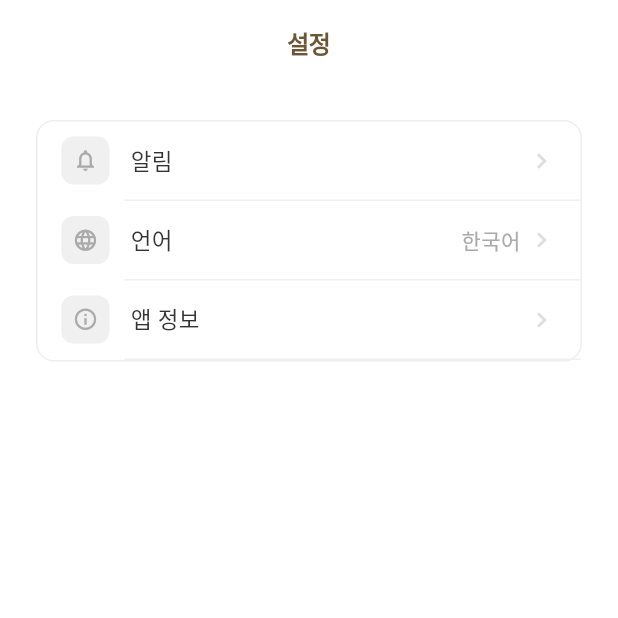
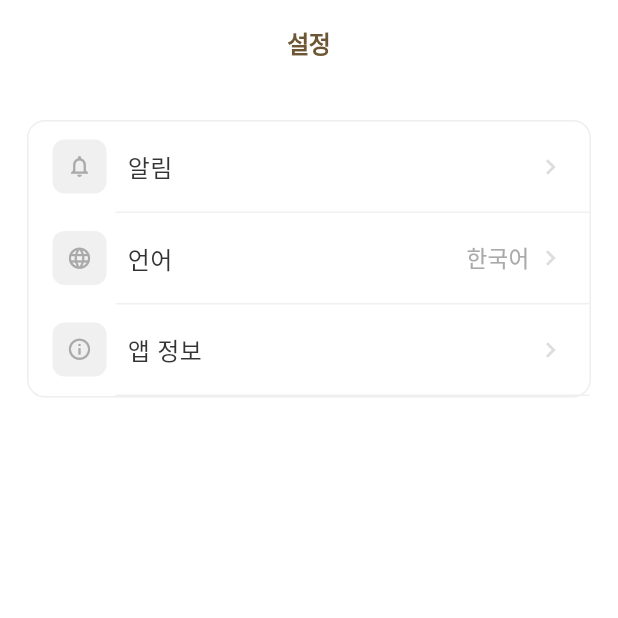
Before and after one commit to kahki9904-bit/zgum, a Flutter app: the UserRoomScreen screen opened directly, after a tap on the "settings" icon, on a phone screen of 412 x 824 dp, the top half of it. Run offline on Flutter 3.47's test engine with Material 3 defaults, Android fonts, the phone set to English and light mode, and no system bars; our stand-ins replace cloud_firestore, dio, equatable, firebase_auth, firebase_core, firebase_messaging and 16 more; accounts and stored records are empty; network calls fail.

Commit message:
Z:GUM 81차 커밋 — Noto Sans KR 폰트 전환·팝업 구조 개편·아이폰 UI 정밀 조정
Co-Authored-By: Claude Sonnet 4.6 <noreply@anthropic.com>

```diff
--- a/lib/core/popup_layout.dart
+++ b/lib/core/popup_layout.dart
@@ -55,7 +55,7 @@ class PopupLayoutSpec {
     registerFormMargin: EdgeInsets.symmetric(horizontal: 20),
     registerFormRadius: 24,
     compactForm: true,
-    registerFormTopPadding: 18.0,
+    registerFormTopPadding: 40.0,
     removeViewInsetsOnDialog: true,
   );
 
--- a/lib/core/theme.dart
+++ b/lib/core/theme.dart
@@ -21,8 +21,9 @@ class AppTheme {
           onSurface: AppColors.primaryDark,
         ),
         scaffoldBackgroundColor: AppColors.background,
+        fontFamily: GoogleFonts.notoSansKr().fontFamily,
 
-        textTheme: GoogleFonts.gothicA1TextTheme(const TextTheme(
+        textTheme: GoogleFonts.notoSansKrTextTheme(const TextTheme(
           displayLarge: TextStyle(
             color: AppColors.primaryDark,
             fontWeight: FontWeight.w300,
@@ -151,6 +152,7 @@ class AppTheme {
   static ThemeData get dark => ThemeData(
         useMaterial3: true,
         brightness: Brightness.dark,
+        fontFamily: GoogleFonts.notoSansKr().fontFamily,
         colorScheme: const ColorScheme.dark(
           primary: AppColors.catExhibit,
           surface: AppColors.primary,
--- a/lib/features/user_room/screens/settings_screen.dart
+++ b/lib/features/user_room/screens/settings_screen.dart
@@ -41,7 +41,7 @@ class SettingsScreen extends ConsumerWidget {
       ),
       body: SafeArea(
         child: Padding(
-          padding: const EdgeInsets.fromLTRB(24, 24, 24, 24),
+          padding: const EdgeInsets.fromLTRB(18, 24, 18, 24),
           child: Column(
             crossAxisAlignment: CrossAxisAlignment.start,
             children: [
@@ -147,12 +147,12 @@ class _SettingRowWithTrail extends StatelessWidget {
       child: Padding(
         padding: const EdgeInsets.symmetric(horizontal: 16),
         child: SizedBox(
-          height: 52,
+          height: 60,
           child: Row(
             children: [
               Container(
-                width: 32,
-                height: 32,
+                width: 36,
+                height: 36,
                 decoration: BoxDecoration(
                   color: const Color(0xFFF0F0F0),
                   borderRadius: BorderRadius.circular(8),
@@ -163,13 +163,20 @@ class _SettingRowWithTrail extends StatelessWidget {
               Expanded(
                 child: Text(
                   label,
-                  style:
-                      const TextStyle(color: Color(0xFF333333), fontSize: 15),
+                  style: const TextStyle(
+                    color: Color(0xFF333333),
+                    fontSize: 16,
+                    fontWeight: FontWeight.w500,
+                  ),
                 ),
               ),
               Text(
                 trailText,
-                style: const TextStyle(color: Color(0xFFAAAAAA), fontSize: 14),
+                style: const TextStyle(
+                  color: Color(0xFFAAAAAA),
+                  fontSize: 15,
+                  fontWeight: FontWeight.w400,
+                ),
               ),
               const SizedBox(width: 4),
               const Icon(Icons.chevron_right,
@@ -201,12 +208,12 @@ class _SettingRow extends StatelessWidget {
       child: Padding(
         padding: const EdgeInsets.symmetric(horizontal: 16),
         child: SizedBox(
-          height: 52,
+          height: 60,
           child: Row(
             children: [
               Container(
-                width: 32,
-                height: 32,
+                width: 36,
+                height: 36,
                 decoration: BoxDecoration(
                   color: const Color(0xFFF0F0F0),
                   borderRadius: BorderRadius.circular(8),
@@ -217,8 +224,11 @@ class _SettingRow extends StatelessWidget {
               Expanded(
                 child: Text(
                   label,
-                  style:
-                      const TextStyle(color: Color(0xFF333333), fontSize: 15),
+                  style: const TextStyle(
+                    color: Color(0xFF333333),
+                    fontSize: 16,
+                    fontWeight: FontWeight.w500,
+                  ),
                 ),
               ),
               const Icon(Icons.chevron_right,
--- a/lib/presentation/widgets/popups/once/partner_intro_popup.dart
+++ b/lib/presentation/widgets/popups/once/partner_intro_popup.dart
@@ -43,8 +43,8 @@ Future<void> showPartnerIntroPopup(BuildContext context) async {
                 ),
                 SizedBox(height: 12),
                 Text(
-                  '지금 알리고 싶은 어떠한 이벤트로 등록하여\n'
-                  '홍보 할 수있습니다.',
+                  '지금 알리고 싶은 어떠한 이벤트도\n'
+                  '등록하여 홍보 할 수 있습니다.',
                   style: ZGumDialogTextStyles.body,
                 ),
                 SizedBox(height: 24),
@@ -56,6 +56,8 @@ Future<void> showPartnerIntroPopup(BuildContext context) async {
                 Text(
                   '· 이벤트 제목과 노출시간을 입력해 주세요\n'
                   '· 사진은 최대 3장까지 추가할 수 있습니다\n'
+                  '· 노출된 이벤트에 누구든\n'
+                  '  흔적을 남길수가 있습니다\n'
                   '· 등록한 이벤트는 노출시간이 지나면\n'
                   '  자동으로 노출이 종료됩니다',
                   style: ZGumDialogTextStyles.support,
--- a/lib/promotions/free_use/free_use_settings_tile.dart
+++ b/lib/promotions/free_use/free_use_settings_tile.dart
@@ -51,12 +51,12 @@ class _FreeUseSettingsTileState extends State<FreeUseSettingsTile> {
         Padding(
           padding: const EdgeInsets.symmetric(horizontal: 16),
           child: SizedBox(
-            height: 52,
+            height: 60,
             child: Row(
               children: [
                 Container(
-                  width: 32,
-                  height: 32,
+                  width: 36,
+                  height: 36,
                   decoration: BoxDecoration(
                     color: const Color(0xFFF0F0F0),
                     borderRadius: BorderRadius.circular(8),
@@ -68,14 +68,18 @@ class _FreeUseSettingsTileState extends State<FreeUseSettingsTile> {
                 const Expanded(
                   child: Text(
                     '무료이용',
-                    style: TextStyle(color: Color(0xFF333333), fontSize: 15),
+                    style: TextStyle(
+                      color: Color(0xFF333333),
+                      fontSize: 16,
+                      fontWeight: FontWeight.w500,
+                    ),
                   ),
                 ),
                 Text(
                   statusText,
                   style: TextStyle(
                     color: statusColor,
-                    fontSize: 13,
+                    fontSize: 14,
                     fontWeight: FontWeight.w600,
                   ),
                 ),
@@ -84,7 +88,7 @@ class _FreeUseSettingsTileState extends State<FreeUseSettingsTile> {
                   Text(
                     '$_remaining일',
                     style:
-                        const TextStyle(color: Color(0xFFAAAAAA), fontSize: 12),
+                        const TextStyle(color: Color(0xFFAAAAAA), fontSize: 13),
                   ),
                 ],
               ],
```
Also changed, not shown: lib/core/grid_room_layout.dart (+9 -1 lines), lib/features/partner_room/screens/partner_room_screen.dart (+31 -23 lines), lib/features/user_room/screens/user_room_screen.dart (+30 -49 lines), lib/main.dart (+19 -0 lines), lib/presentation/shell/panels/partner_panel_content.dart (+2 -6 lines), lib/presentation/widgets/dialogs/zgum_dialog.dart (+6 -6 lines), lib/presentation/widgets/popups/once/ieum_intro_popup.dart (+7 -5 lines).
